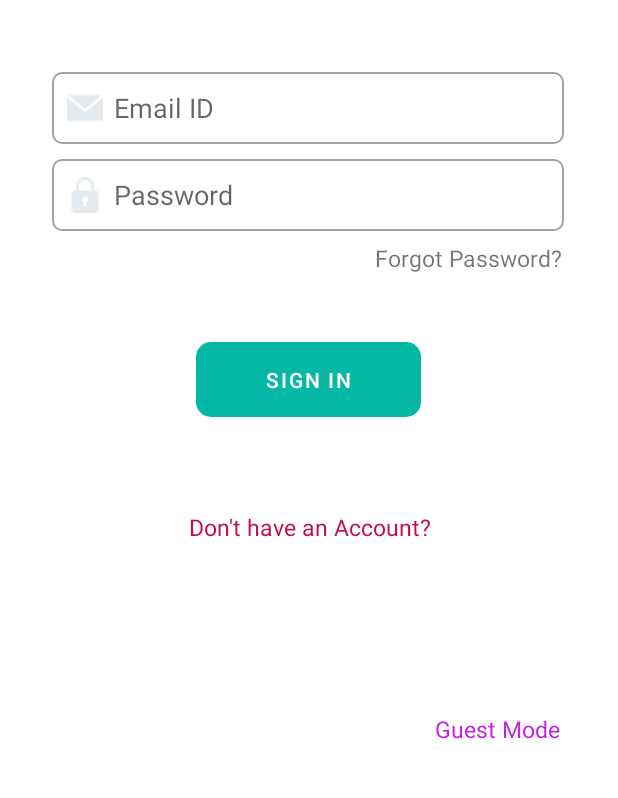
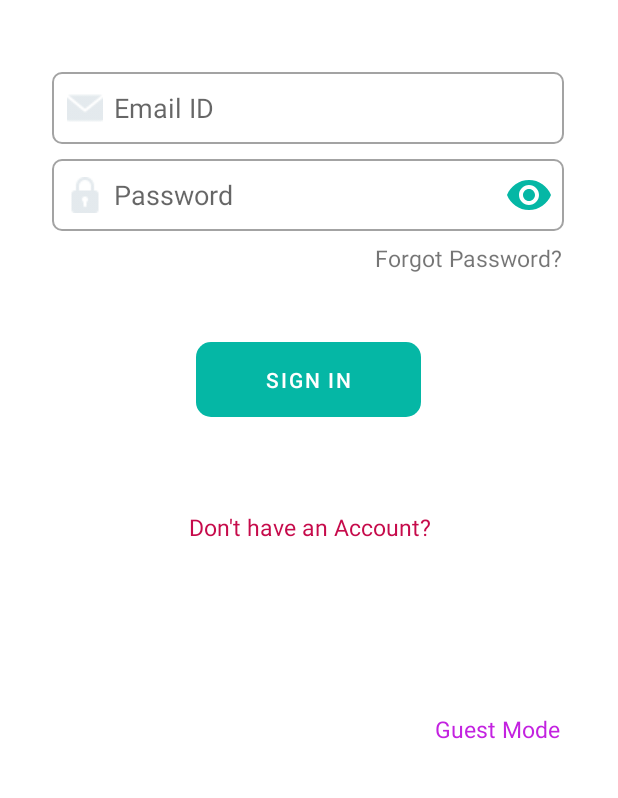
Before and after one commit to NilabhB/SkyMeet, an Android app: the screen it shows after launch (SignInActivity), on a phone screen of 412 x 824 dp, the part 413-1211 px from its top. Run offline under Robolectric (Android 15) with nearby library versions, the phone set to English and light mode, and no system bars; our stand-ins replace Firebase (no records; nobody signed in at launch, a user with empty details on screens opened directly); Roboto replaces fonts that are not available here.

Commit message:
Password Visibility Tested

```diff
--- a/app/src/main/java/com/skymeet/videoConference/SignInActivity.java
+++ b/app/src/main/java/com/skymeet/videoConference/SignInActivity.java
@@ -7,11 +7,14 @@ import android.content.DialogInterface;
 import android.content.Intent;
 import android.os.Bundle;
 import android.text.TextUtils;
+import android.text.method.HideReturnsTransformationMethod;
+import android.text.method.PasswordTransformationMethod;
 import android.util.Patterns;
 import android.view.View;
 import android.view.animation.AlphaAnimation;
 import android.widget.Button;
 import android.widget.EditText;
+import android.widget.ImageView;
 import android.widget.TextView;
 import android.widget.Toast;
 
@@ -33,6 +36,7 @@ public class SignInActivity extends AppCompatActivity {
     TextView createAcTextView, forgotPassword, guestMode;
     FirebaseAuth auth;
     ProgressDialog dialog;
+    ImageView passwordEye;
 
     @Override
     protected void onCreate(Bundle savedInstanceState) {
@@ -52,6 +56,8 @@ public class SignInActivity extends AppCompatActivity {
         createAcTextView = findViewById(R.id.createAcTextView);
         forgotPassword = findViewById(R.id.forgotPasswordTextView);
         guestMode = findViewById(R.id.guestModetv);
+        //passwordEye = findViewById(R.id.passwordEye);
+
 
 
         createAcTextView.setOnClickListener(new View.OnClickListener() {
@@ -159,6 +165,16 @@ public class SignInActivity extends AppCompatActivity {
         }
     }
 
+    public void ShowHidePass(View view) {
+        if(passwordBox.getTransformationMethod().equals(PasswordTransformationMethod.getInstance())) {
+            ((ImageView)(view)).setImageResource(R.drawable.ic_baseline_visibility_off_24);
+            passwordBox.setTransformationMethod(HideReturnsTransformationMethod.getInstance());
+        } else {
+            ((ImageView)(view)).setImageResource(R.drawable.ic_baseline_visibility_24);
+            passwordBox.setTransformationMethod(PasswordTransformationMethod.getInstance());
+        }
+    }
+
 
     private final AlphaAnimation buttonClick = new AlphaAnimation(1F, 0.5F);
 
--- /dev/null
+++ b/app/src/main/res/drawable/ic_baseline_visibility_24.xml
@@ -0,0 +1,5 @@
+<vector android:height="24dp" android:tint="#05B7A5"
+    android:viewportHeight="24" android:viewportWidth="24"
+    android:width="24dp" xmlns:android="http://schemas.android.com/apk/res/android">
+    <path android:fillColor="@android:color/white" android:pathData="M12,4.5C7,4.5 2.73,7.61 1,12c1.73,4.39 6,7.5 11,7.5s9.27,-3.11 11,-7.5c-1.73,-4.39 -6,-7.5 -11,-7.5zM12,17c-2.76,0 -5,-2.24 -5,-5s2.24,-5 5,-5 5,2.24 5,5 -2.24,5 -5,5zM12,9c-1.66,0 -3,1.34 -3,3s1.34,3 3,3 3,-1.34 3,-3 -1.34,-3 -3,-3z"/>
+</vector>
--- /dev/null
+++ b/app/src/main/res/drawable/ic_baseline_visibility_off_24.xml
@@ -0,0 +1,5 @@
+<vector android:height="24dp" android:tint="#05B7A5"
+    android:viewportHeight="24" android:viewportWidth="24"
+    android:width="24dp" xmlns:android="http://schemas.android.com/apk/res/android">
+    <path android:fillColor="@android:color/white" android:pathData="M12,7c2.76,0 5,2.24 5,5 0,0.65 -0.13,1.26 -0.36,1.83l2.92,2.92c1.51,-1.26 2.7,-2.89 3.43,-4.75 -1.73,-4.39 -6,-7.5 -11,-7.5 -1.4,0 -2.74,0.25 -3.98,0.7l2.16,2.16C10.74,7.13 11.35,7 12,7zM2,4.27l2.28,2.28 0.46,0.46C3.08,8.3 1.78,10.02 1,12c1.73,4.39 6,7.5 11,7.5 1.55,0 3.03,-0.3 4.38,-0.84l0.42,0.42L19.73,22 21,20.73 3.27,3 2,4.27zM7.53,9.8l1.55,1.55c-0.05,0.21 -0.08,0.43 -0.08,0.65 0,1.66 1.34,3 3,3 0.22,0 0.44,-0.03 0.65,-0.08l1.55,1.55c-0.67,0.33 -1.41,0.53 -2.2,0.53 -2.76,0 -5,-2.24 -5,-5 0,-0.79 0.2,-1.53 0.53,-2.2zM11.84,9.02l3.15,3.15 0.02,-0.16c0,-1.66 -1.34,-3 -3,-3l-0.17,0.01z"/>
+</vector>
--- a/app/src/main/res/layout/activity_sign_in.xml
+++ b/app/src/main/res/layout/activity_sign_in.xml
@@ -134,5 +134,18 @@
         app:layout_constraintTop_toBottomOf="@+id/forgotPasswordTextView"
         app:layout_constraintVertical_bias="0.849" />
 
+    <ImageView
+        android:id="@+id/passwordEye"
+        android:layout_width="32dp"
+        android:layout_height="32dp"
+        android:layout_marginRight="7dp"
+        android:onClick="ShowHidePass"
+        app:layout_constraintBottom_toBottomOf="@+id/passwordBox"
+        app:layout_constraintEnd_toEndOf="@+id/passwordBox"
+        app:layout_constraintHorizontal_bias="1.0"
+        app:layout_constraintStart_toStartOf="@+id/passwordBox"
+        app:layout_constraintTop_toTopOf="@+id/passwordBox"
+        app:srcCompat="@drawable/ic_baseline_visibility_24" />
+
 
 </androidx.constraintlayout.widget.ConstraintLayout>
```
